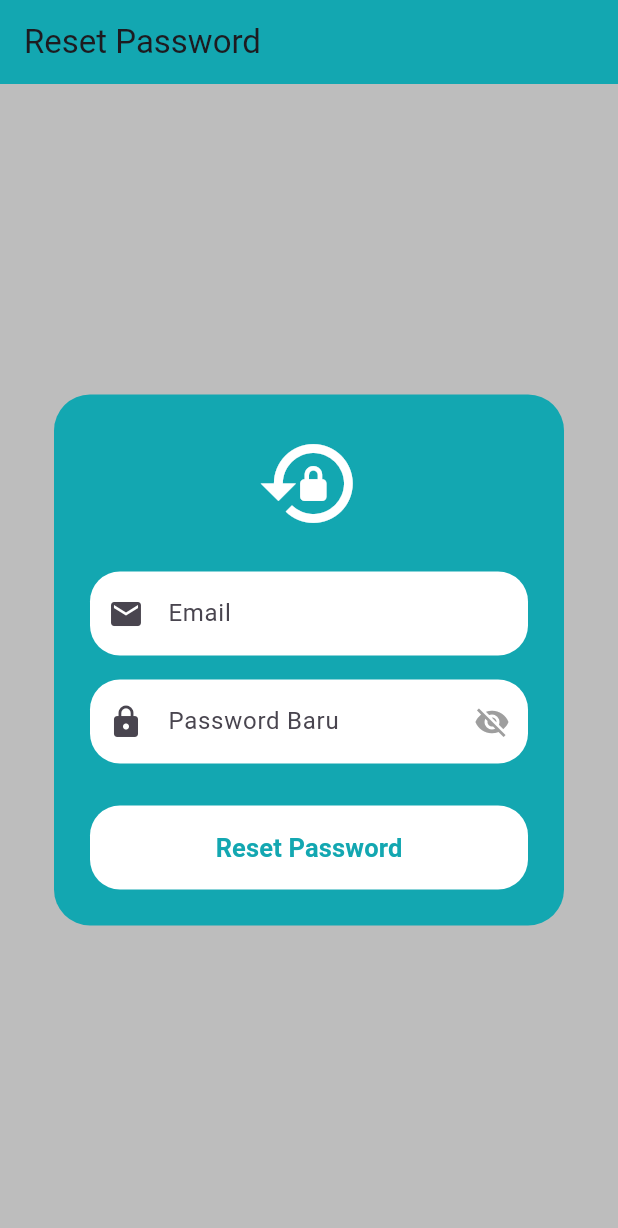
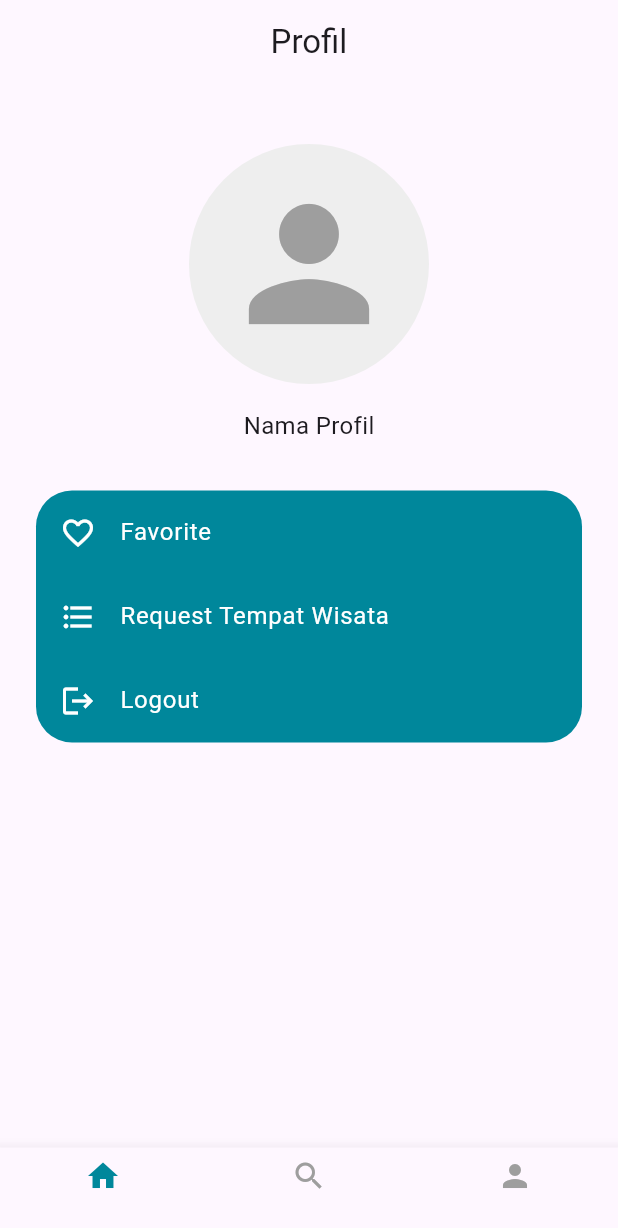
Before and after one commit to shendy12/jelajahbaturaden, a Flutter app: the screen it shows after launch, on a phone screen of 412 x 824 dp. Shown: the top 1228 px of the screen. Run offline on Flutter 3.47's test engine with Material 3 defaults, Android fonts, the phone set to English and light mode, and no system bars; our stand-ins replace image_picker.

Commit message:
frontend halaman profil Fixes #5

```diff
--- a/lib/main.dart
+++ b/lib/main.dart
@@ -1,13 +1,14 @@
 // lib/main.dart
 import 'package:flutter/material.dart';
-import 'package:jelajahbaturaden/login/reset.dart';
-import '/login/addpengguna.dart'; // import PenggunaForm
-import '/konstanta.dart';
-import 'package:http/http.dart' as http;
-import 'dart:convert';
+// import 'package:jelajahbaturaden/login/reset.dart';
+import 'package:jelajahbaturaden/screen/profil.dart';
+// import '/login/addpengguna.dart'; // import PenggunaForm
+// import '/konstanta.dart';
+// import 'package:http/http.dart' as http;
+// import 'dart:convert';
 void main() {
   runApp(MaterialApp(
-    home: ResetPasswordForm(),
+    home: Profil(),
     debugShowCheckedModeBanner: false,
   ));
 }
--- /dev/null
+++ b/lib/screen/favorit.dart
@@ -0,0 +1,14 @@
+import 'package:flutter/material.dart';
+class Favorit extends StatefulWidget {
+  const Favorit({super.key});
+
+  @override
+  State<Favorit> createState() => _FavoritState();
+}
+
+class _FavoritState extends State<Favorit> {
+  @override
+  Widget build(BuildContext context) {
+    return const Placeholder();
+  }
+}
--- /dev/null
+++ b/lib/screen/profil.dart
@@ -0,0 +1,105 @@
+import 'package:flutter/material.dart';
+import 'package:jelajahbaturaden/login/login.dart';
+import 'package:jelajahbaturaden/screen/favorit.dart';
+class Profil extends StatefulWidget {
+  const Profil({super.key});
+
+  @override
+  State<Profil> createState() => _ProfilState();
+}
+
+class _ProfilState extends State<Profil> {
+  int _currentIndex = 0;
+  @override
+  Widget build(BuildContext context) {
+    return Scaffold(
+      appBar: AppBar(
+        title: const Text('Profil'),
+        centerTitle: true,
+        elevation: 0,
+      ),
+      body: ListView(
+        padding: const EdgeInsets.symmetric(horizontal: 24.0),
+        children: [
+          const SizedBox(height: 40),
+          CircleAvatar(
+            radius: 80,
+            backgroundColor: Colors.grey.shade200,
+            child: const Icon(Icons.person, size: 120, color: Colors.grey),
+          ),
+          const SizedBox(height: 16),
+          Center(child: const Text('Nama Profil', style: TextStyle(fontSize: 16))),
+          const SizedBox(height: 32),
+          Container(
+            width: double.infinity,
+            decoration: BoxDecoration(
+              color: const Color(0xFF00879B),
+              borderRadius: BorderRadius.circular(24),
+            ),
+            child: Column(
+              children: [
+                MenuProfil(
+                  icon: Icons.favorite_border,
+                  label: 'Favorite',
+                  onTap: () => Navigator.push(context, MaterialPageRoute(builder: (context) => Favorit())),
+                ),
+                MenuProfil(icon: Icons.format_list_bulleted, label: 'Request Tempat Wisata', onTap: () => Navigator.push(context, MaterialPageRoute(builder: (context) => Favorit()))),
+                MenuProfil(icon: Icons.logout, label: 'Logout', onTap: () => Navigator.push(context, MaterialPageRoute(builder: (context) => PageLogin())))
+
+              ],
+            ),
+          )
+        ],
+      ),
+      bottomNavigationBar: BottomNavigationBar(
+        onTap: (value) {
+          setState(() {
+            _currentIndex = value;
+          });
+          panggilhalaman(value);
+        },
+        currentIndex: _currentIndex,
+        selectedItemColor: Color(0xFF00879B),
+        unselectedItemColor: Color(0xFF9E9E9E),
+        type: BottomNavigationBarType.fixed,
+        items: const [
+          BottomNavigationBarItem(icon: Icon(Icons.home), label: ''),
+          BottomNavigationBarItem(icon: Icon(Icons.search),label: ''),
+          BottomNavigationBarItem(icon: Icon(Icons.person), label: ''),
+        ]
+      ),
+    );
+  }
+
+  void panggilhalaman(int index) {
+    if (index == 1) {
+      Navigator.push(context, MaterialPageRoute(builder: (context) => Favorit()));
+    } else if (index == 2){
+      Navigator.push(context, MaterialPageRoute(builder: (context) => Favorit()));
+    } else if (index == 3) {
+      Navigator.push(context, MaterialPageRoute(builder: (context) => Profil()));
+    }
+  }
+
+}
+
+class MenuProfil extends StatelessWidget {
+  final IconData icon;
+  final String label;
+  final VoidCallback onTap;
+  const MenuProfil({
+    super.key,
+    required this.icon,
+    required this.label,
+    required this.onTap,
+  });
+
+  @override
+  Widget build(BuildContext context) {
+    return ListTile(
+      leading: Icon(icon, color: Colors.white,),
+      title: Text(label , style: TextStyle(color: Colors.white, fontSize: 16)),
+      onTap: onTap,
+    );
+  }
+}
```
Also changed, not shown: pubspec.lock.
